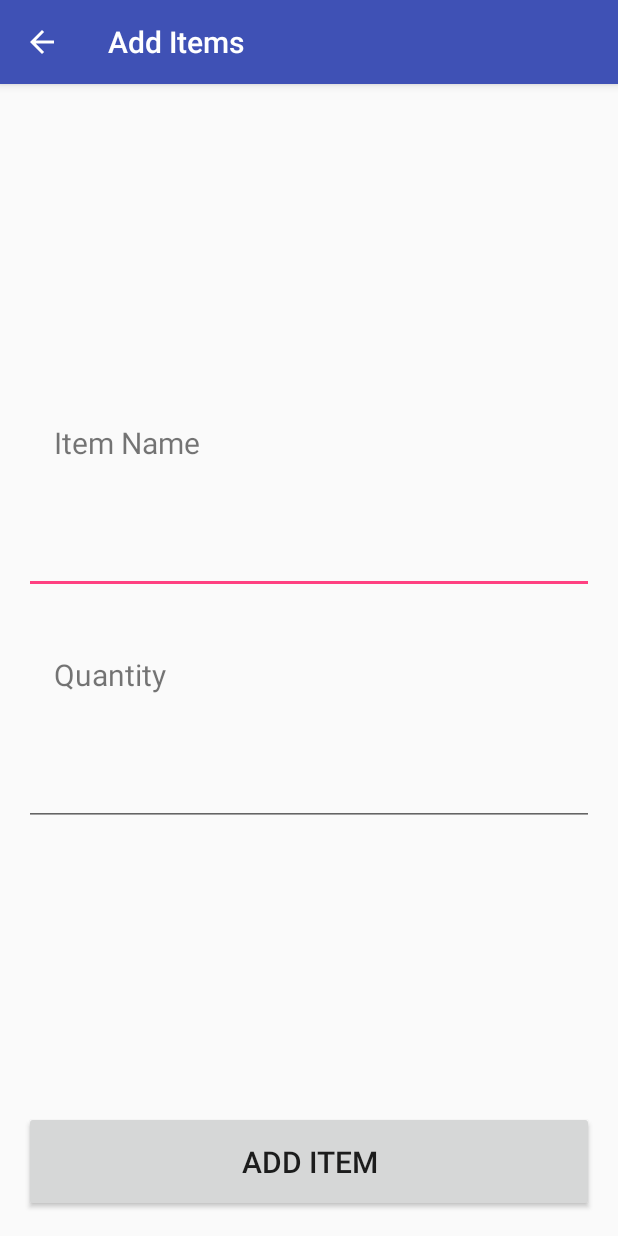
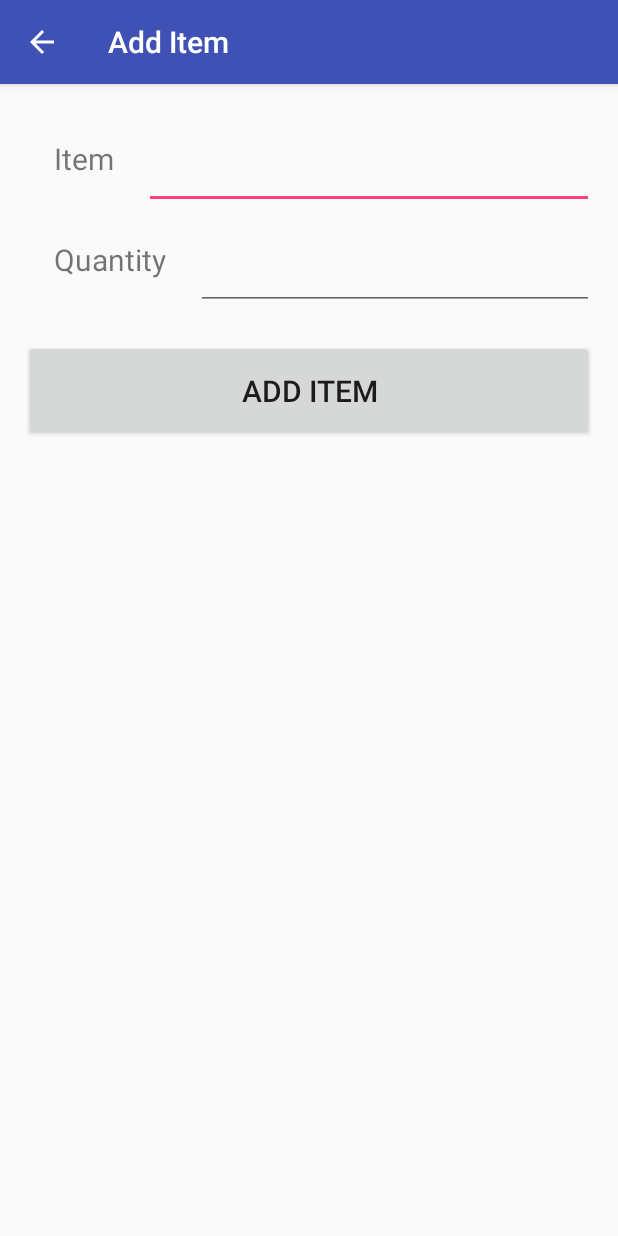
Before and after one commit to krisztinapalmer/forget-me-not, an Android app: the AddActivity screen opened directly, with no data from a screen before it, on a phone screen of 412 x 824 dp. Run offline under Robolectric (Android 15) with nearby library versions, the phone set to English and light mode, and no system bars.

Commit message:
Setting background image

```diff
--- a/app/src/main/AndroidManifest.xml
+++ b/app/src/main/AndroidManifest.xml
@@ -17,13 +17,13 @@
         </activity>
         <activity android:name=".ViewActivity"
             android:parentActivityName=".MainActivity"
-            android:label="View Items"></activity>
+            android:label="View List"></activity>
         <activity android:name=".AddActivity"
             android:parentActivityName=".MainActivity"
-            android:label="Add Items"></activity>
+            android:label="Add Item"></activity>
         <activity android:name=".ClearActivity"
             android:parentActivityName=".MainActivity"
-            android:label="Clear items"></activity>
+            android:label="Clear List"></activity>
     </application>
 
 </manifest>
--- a/app/src/main/java/com/example/android/project/ClearActivity.java
+++ b/app/src/main/java/com/example/android/project/ClearActivity.java
@@ -33,7 +33,7 @@ public class ClearActivity extends AppCompatActivity {
         dataSource.close();
 
         if (items.size() == 0) {
-            Toast.makeText(this, "No item stored in database!", Toast.LENGTH_SHORT).show();
+            Toast.makeText(this, "No item stored in the list!", Toast.LENGTH_SHORT).show();
         } else {
             for (ShoppingItem item : items) {
                 adapter.add(item);
--- a/app/src/main/java/com/example/android/project/MainActivity.java
+++ b/app/src/main/java/com/example/android/project/MainActivity.java
@@ -38,7 +38,7 @@ public class MainActivity extends AppCompatActivity {
     protected void onActivityResult(int requestCode, int resultCode, Intent data) {
         if (resultCode == RESULT_OK && requestCode == REQUEST_CODE && data.hasExtra("name")) {
             String name = data.getStringExtra("name");
-            Toast.makeText(this, name + " is successfully added to database!",
+            Toast.makeText(this, name + " is successfully added to the list!",
                     Toast.LENGTH_SHORT).show();
         }
     }
--- a/app/src/main/java/com/example/android/project/ViewActivity.java
+++ b/app/src/main/java/com/example/android/project/ViewActivity.java
@@ -32,7 +32,7 @@ public class ViewActivity extends AppCompatActivity {
         dataSource.close();
 
         if (items.size() == 0) {
-            Toast.makeText(this, "No item stored in database!", Toast.LENGTH_SHORT).show();
+            Toast.makeText(this, "No item stored in the list!", Toast.LENGTH_SHORT).show();
         } else {
             for (ShoppingItem item : items) {
                 adapter.add(item);
--- a/app/src/main/res/layout/activity_add.xml
+++ b/app/src/main/res/layout/activity_add.xml
@@ -13,10 +13,13 @@
 
     <LinearLayout
         android:layout_width="match_parent"
-        android:layout_height="0dp"
-        android:layout_weight="1"
+        android:layout_height="wrap_content"
         android:gravity="center"
         android:orientation="vertical">
+
+        <LinearLayout
+            android:layout_width="match_parent"
+            android:layout_height="wrap_content">
 
             <TextView
                 android:layout_width="wrap_content"
@@ -35,6 +38,13 @@
                 android:padding="20dp"
                 android:textSize="20sp" />
 
+        </LinearLayout>
+
+
+        <LinearLayout
+            android:layout_width="match_parent"
+            android:layout_height="wrap_content">
+
             <TextView
                 android:layout_width="wrap_content"
                 android:layout_height="wrap_content"
@@ -52,6 +62,10 @@
                 android:inputType="numberDecimal|text"
                 android:padding="20dp"
                 android:textSize="20sp" />
+
+        </LinearLayout>
+
+
     </LinearLayout>
     <Button
         android:layout_width="match_parent"
--- a/app/src/main/res/layout/activity_main.xml
+++ b/app/src/main/res/layout/activity_main.xml
@@ -10,6 +10,7 @@
     android:paddingTop="@dimen/activity_vertical_margin"
     android:orientation="vertical"
     android:gravity="center"
+    android:background="@drawable/background"
     tools:context="com.example.android.project.MainActivity">
 
     <Button
--- a/app/src/main/res/values/colors.xml
+++ b/app/src/main/res/values/colors.xml
@@ -2,5 +2,5 @@
 <resources>
     <color name="colorPrimary">#3F51B5</color>
     <color name="colorPrimaryDark">#303F9F</color>
-    <color name="colorAccent">#FF4081</color>
+    <color name="colorAccent">#ff3f80</color>
 </resources>
--- a/app/src/main/res/values/strings.xml
+++ b/app/src/main/res/values/strings.xml
@@ -3,7 +3,7 @@
     <string name="view_list_btn">View List</string>
     <string name="add_item_btn">Add Item</string>
     <string name="clear_list_btn">Clear List</string>
-    <string name="item_name_label">Item Name</string>
+    <string name="item_name_label">Item</string>
     <string name="quantity_label">Quantity</string>
     <string name="clear_all_btn">Clear All</string>
 </resources>
```
Also changed, not shown: app/src/main/res/drawable/background.jpg (added). Lines whose indentation alone changed are shown as unchanged.
